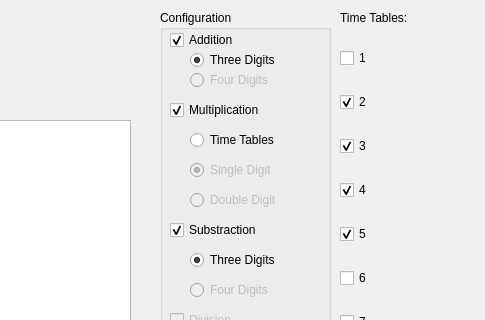
The window that ui/multui.ui (miguelgarciaarribas/multroaster) describes before a commit, drawn with Qt 5; both pictures show x 410 to 895 and y 0 to 320 of the 895 by 602 pixel window.
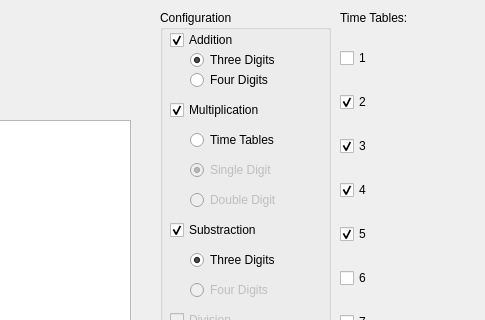
The same window after the commit.

```diff
--- a/ui/multui.ui
+++ b/ui/multui.ui
@@ -221,7 +221,7 @@
        </widget>
        <widget class="QRadioButton" name="radioButton_7">
         <property name="enabled">
-         <bool>false</bool>
+         <bool>true</bool>
         </property>
         <property name="geometry">
          <rect>
```
Left out of the diff: 2 changed lines with no effect on the pictures.
